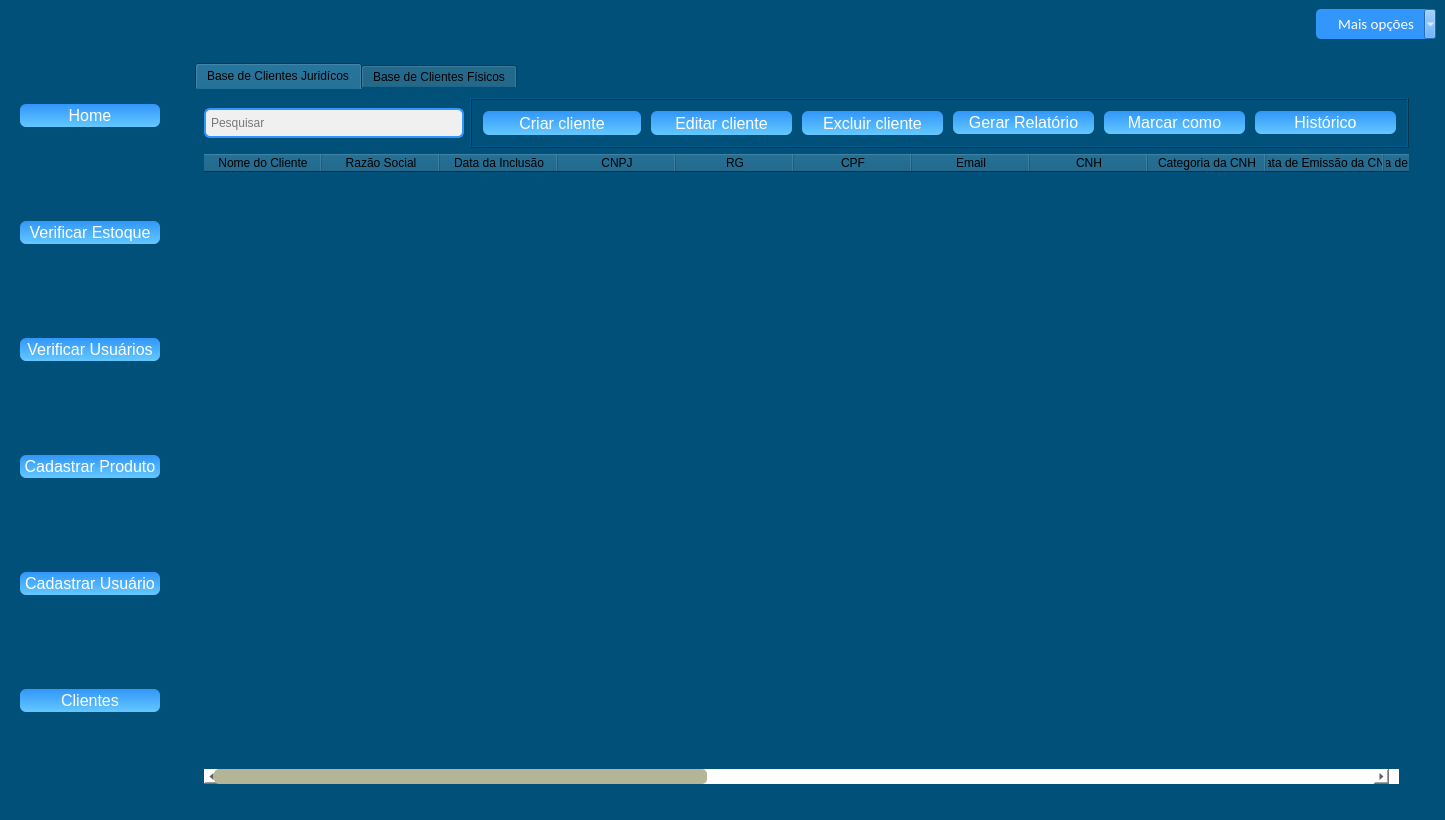
Above: novamaine.ui from KevenLucas025/ProjetoERP before the change. Below: the same form after it.
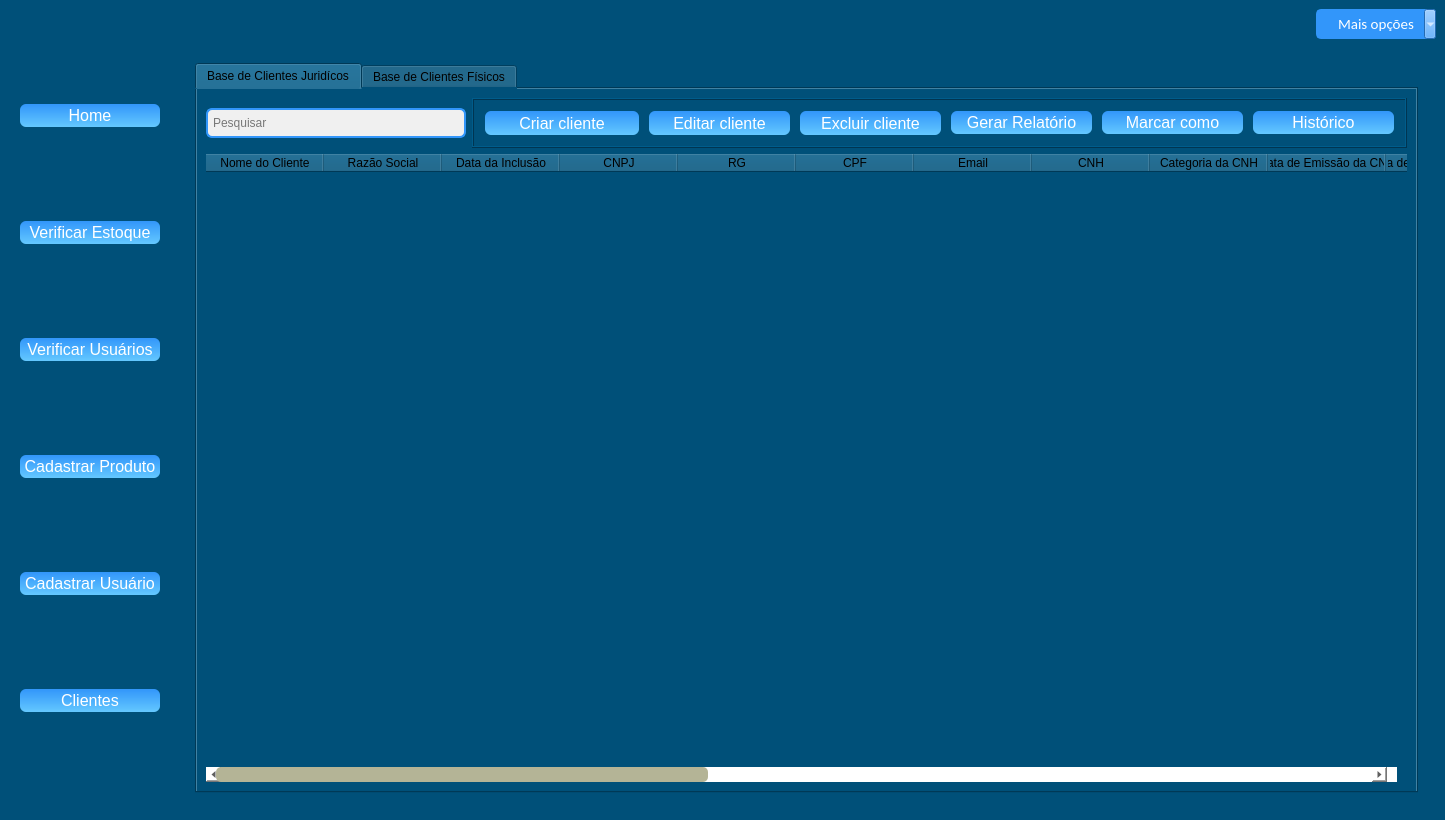
That is the form after the change. The open tabs and pages were chosen to show the change. Icons and pictures are not drawn.

Diff of the .ui file:
```diff
--- a/novamaine.ui
+++ b/novamaine.ui
@@ -5953,11 +5953,12 @@
               <string notr="true">QTabBar::tab:selected {
     color: black;
 }
-QTabWidget::pane {
-    border: none;   /* Remove a borda branca */
-}
+
 </string>
              </property>
+             <property name="tabShape">
+              <enum>QTabWidget::Rounded</enum>
+             </property>
              <property name="currentIndex">
               <number>0</number>
              </property>
@@ -6258,7 +6259,7 @@
                   <string notr="true">/* Estiliza apenas o QTableView com objectName  */
 QTableView {
     gridline-color: black;
-    color: black;
+    color: white;
     selection-color: white;
 
 }
@@ -6333,7 +6334,7 @@
                   <number>118</number>
                  </attribute>
                  <attribute name="verticalHeaderVisible">
-                  <bool>true</bool>
+                  <bool>false</bool>
                  </attribute>
                  <column>
                   <property name="text">
```
Left out of the diff: 2 changed lines with no effect on the pictures.
